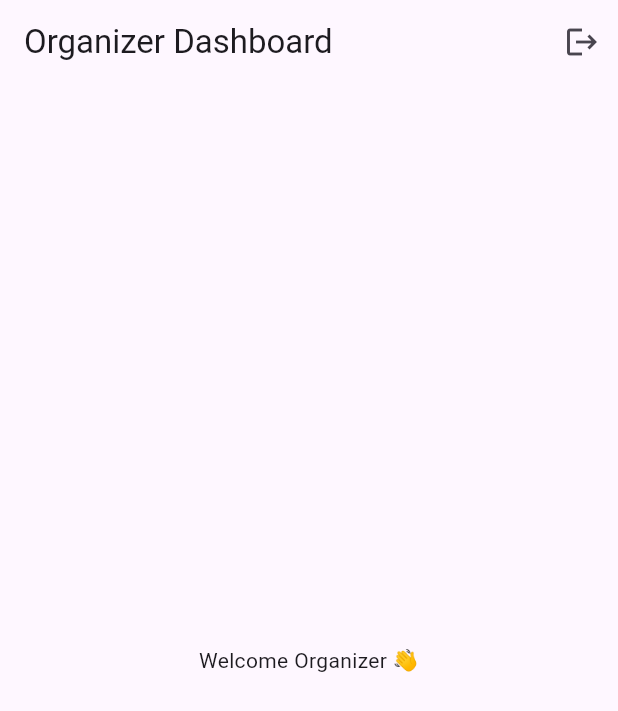
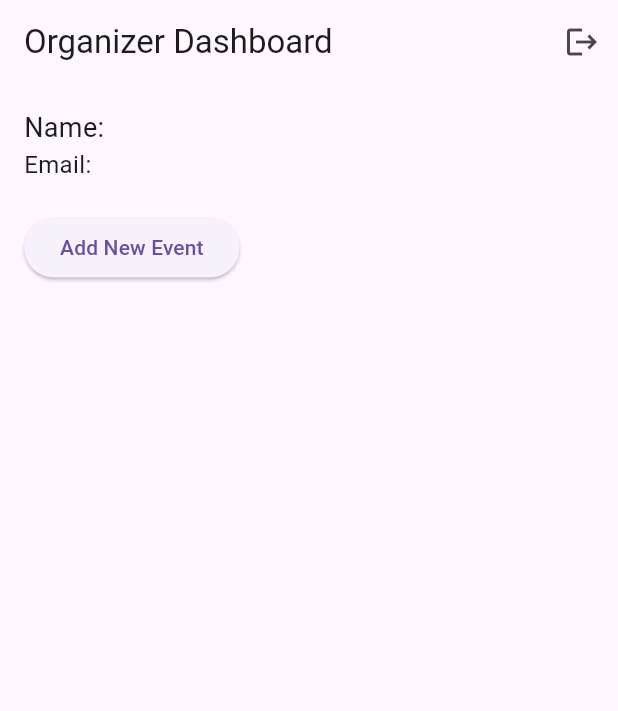
Before and after one commit to ShahenWeerakoon/volunteer_connect_platform, a Flutter app: the screen it shows once a user with an empty profile is signed in, after a tap on the "logout" icon, on a phone screen of 412 x 824 dp. Shown: the top 711 px of the screen. Run offline on Flutter 3.47's test engine with Material 3 defaults, Android fonts, the phone set to English and light mode, and no system bars; our stand-ins replace cloud_firestore, firebase_auth, firebase_core; accounts and stored records are empty; network calls fail.

Commit message:
Add event + Organizer

```diff
--- a/lib/screens/organization/organizer_home.dart
+++ b/lib/screens/organization/organizer_home.dart
@@ -1,10 +1,26 @@
 import 'package:flutter/material.dart';
-import '../../services/auth_service.dart';
+import 'package:firebase_auth/firebase_auth.dart';
+import '../../services/firestore_service.dart';
+import 'add_event_screen.dart'; // We'll create this next
 
 class OrganizerHome extends StatelessWidget {
   OrganizerHome({super.key});
 
-  final auth = AuthService();
+  final FirebaseAuth _auth = FirebaseAuth.instance;
+  final FirestoreService _firestoreService = FirestoreService();
+
+  Future<Map<String, dynamic>?> getCurrentUserData() async {
+    final user = _auth.currentUser;
+    if (user == null) return null;
+
+    final userData = await _firestoreService.getUserData(user.uid);
+    return userData;
+  }
+
+  void logout(BuildContext context) async {
+    await _auth.signOut();
+    // AuthWrapper will automatically redirect
+  }
 
   @override
   Widget build(BuildContext context) {
@@ -14,12 +30,49 @@ class OrganizerHome extends StatelessWidget {
         actions: [
           IconButton(
             icon: const Icon(Icons.logout),
-            onPressed: () async => await auth.logout(),
+            onPressed: () => logout(context),
           )
         ],
       ),
-      body: const Center(
-        child: Text("Welcome Organizer 👋"),
+      body: FutureBuilder<Map<String, dynamic>?>(
+        future: getCurrentUserData(),
+        builder: (context, snapshot) {
+          if (snapshot.connectionState == ConnectionState.waiting) {
+            return const Center(child: CircularProgressIndicator());
+          }
+
+          if (!snapshot.hasData || snapshot.data == null) {
+            return const Center(child: Text("No organizer data found"));
+          }
+
+          final userData = snapshot.data!;
+          return Padding(
+            padding: const EdgeInsets.all(16.0),
+            child: Column(
+              crossAxisAlignment: CrossAxisAlignment.start,
+              children: [
+                Text("Name: ${userData['name']}", style: const TextStyle(fontSize: 18)),
+                Text("Email: ${userData['email']}", style: const TextStyle(fontSize: 16)),
+                const SizedBox(height: 20),
+                ElevatedButton(
+                  onPressed: () {
+                    // Navigate to Add Event screen
+                    Navigator.push(
+                      context,
+                      MaterialPageRoute(
+                        builder: (context) => AddEventScreen(
+                          organizerId: _auth.currentUser!.uid,
+                          organizerName: userData['name'],
+                        ),
+                      ),
+                    );
+                  },
+                  child: const Text("Add New Event"),
+                ),
+              ],
+            ),
+          );
+        },
       ),
     );
   }
```
Also changed, not shown: lib/screens/organization/add_event_screen.dart (added, +101 -0 lines), lib/services/firestore_service.dart (+8 -0 lines).
